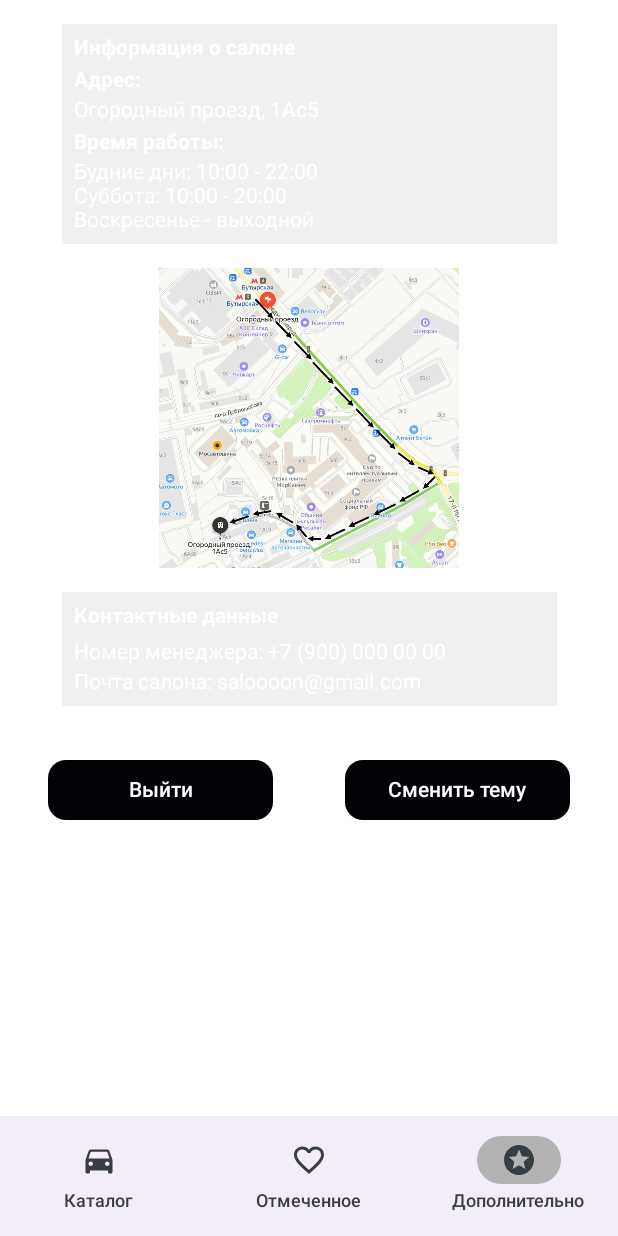
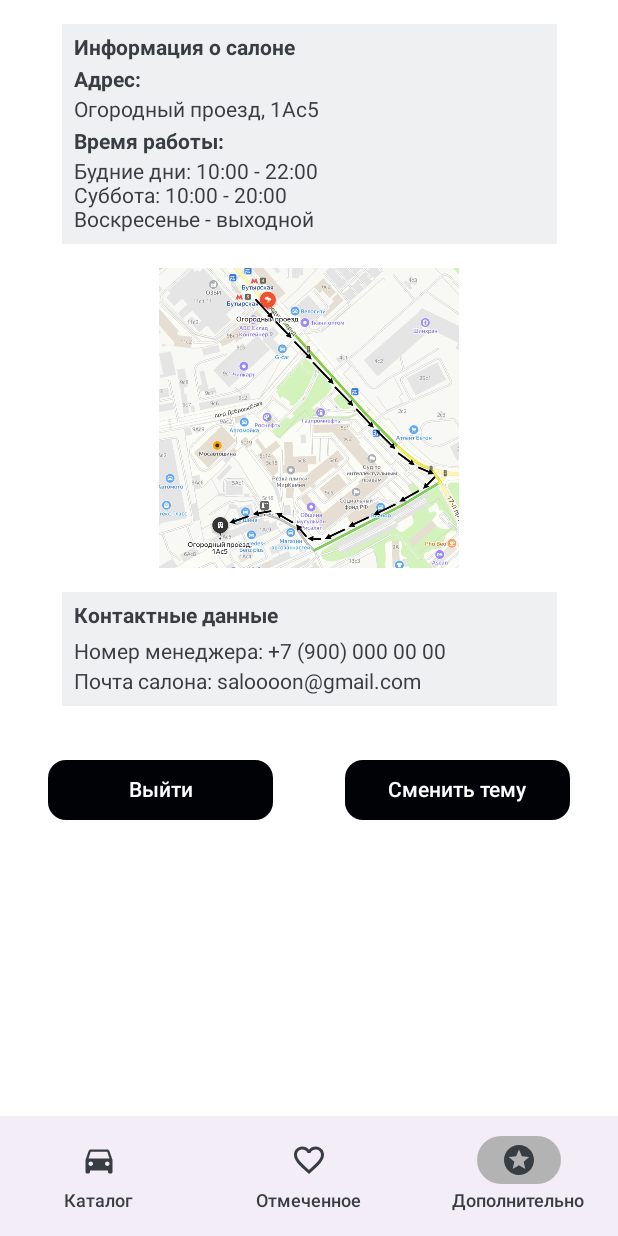
Before and after one commit to Andrew-Savin-msk/Koursework, an Android app built with Jetpack Compose: the AdditionalScreen screen opened through its navigation route, on a phone screen of 412 x 824 dp. Run offline under Robolectric (Android 15) with nearby library versions, the light colour scheme and no system bars; our stand-ins replace accompanist, constraintlayout-compose.

Commit message:
horaaaay 3 screens ready

```diff
--- a/app/src/main/java/com/example/koursework/ui/screens/user/Additional.kt
+++ b/app/src/main/java/com/example/koursework/ui/screens/user/Additional.kt
@@ -77,7 +77,7 @@ fun AdditionalScreen() {
                 Text(
                     text = "Информация о салоне",
                     style = MaterialTheme.typography.bodyMedium,
-                    color = MaterialTheme.colorScheme.onPrimary,
+                    color = MaterialTheme.colorScheme.inverseSurface,
                     fontWeight = FontWeight.Bold,
                     modifier = Modifier.constrainAs(titleRef) {
                         top.linkTo(parent.top)
@@ -88,7 +88,7 @@ fun AdditionalScreen() {
                 Text(
                     text = "Адрес:",
                     style = MaterialTheme.typography.bodyMedium,
-                    color = MaterialTheme.colorScheme.onPrimary,
+                    color = MaterialTheme.colorScheme.inverseSurface,
                     fontWeight = FontWeight.Bold,
                     modifier = Modifier.constrainAs(addressTitleRef) {
                         top.linkTo(titleRef.bottom, margin = 5.dp)
@@ -99,7 +99,7 @@ fun AdditionalScreen() {
                 Text(
                     text = "Огородный проезд, 1Ас5",
                     style = MaterialTheme.typography.bodyMedium,
-                    color = MaterialTheme.colorScheme.onPrimary,
+                    color = MaterialTheme.colorScheme.inverseSurface,
                     modifier = Modifier.constrainAs(addressTextRef) {
                         top.linkTo(addressTitleRef.bottom, margin = 4.dp)
                         start.linkTo(parent.start)
@@ -109,7 +109,7 @@ fun AdditionalScreen() {
                 Text(
                     text = "Время работы:",
                     style = MaterialTheme.typography.bodyMedium,
-                    color = MaterialTheme.colorScheme.onPrimary,
+                    color = MaterialTheme.colorScheme.inverseSurface,
                     fontWeight = FontWeight.Bold,
                     modifier = Modifier.constrainAs(workTimeTitleRef) {
                         top.linkTo(addressTextRef.bottom, margin = 5.dp)
@@ -120,7 +120,7 @@ fun AdditionalScreen() {
                 Text(
                     text = "Будние дни: 10:00 - 22:00\nСуббота: 10:00 - 20:00\nВоскресенье - выходной",
                     style = MaterialTheme.typography.bodyMedium,
-                    color = MaterialTheme.colorScheme.onPrimary,
+                    color = MaterialTheme.colorScheme.inverseSurface,
                     modifier = Modifier.constrainAs(workTimeTextRef) {
                         top.linkTo(workTimeTitleRef.bottom, margin = 4.dp)
                         start.linkTo(parent.start)
@@ -172,7 +172,7 @@ fun AdditionalScreen() {
                 Text(
                     text = "Контактные данные",
                     style = MaterialTheme.typography.bodyMedium,
-                    color = MaterialTheme.colorScheme.onPrimary,
+                    color = MaterialTheme.colorScheme.inverseSurface,
                     fontWeight = FontWeight.Bold,
                     modifier = Modifier.constrainAs(contactTitleRef) {
                         top.linkTo(parent.top)
@@ -183,7 +183,7 @@ fun AdditionalScreen() {
                 Text(
                     text = "Номер менеджера: +7 (900) 000 00 00",
                     style = MaterialTheme.typography.bodyMedium,
-                    color = MaterialTheme.colorScheme.onPrimary,
+                    color = MaterialTheme.colorScheme.inverseSurface,
                     modifier = Modifier.constrainAs(phoneRef) {
                         top.linkTo(contactTitleRef.bottom, margin = 8.dp)
                         start.linkTo(parent.start)
@@ -193,7 +193,7 @@ fun AdditionalScreen() {
                 Text(
                     text = "Почта салона: saloooon@gmail.com",
                     style = MaterialTheme.typography.bodyMedium,
-                    color = MaterialTheme.colorScheme.onPrimary,
+                    color = MaterialTheme.colorScheme.inverseSurface,
                     modifier = Modifier.constrainAs(emailRef) {
                         top.linkTo(phoneRef.bottom, margin = 4.dp)
                         start.linkTo(parent.start)
@@ -205,7 +205,7 @@ fun AdditionalScreen() {
         Button(
             onClick = {
                 // TODO: Очистка стейта пользователя
-
+                AppState.logOut()
                 val intent = Intent(context, MainActivity::class.java).apply {
                     flags = Intent.FLAG_ACTIVITY_NEW_TASK or Intent.FLAG_ACTIVITY_CLEAR_TASK
                 }
```
